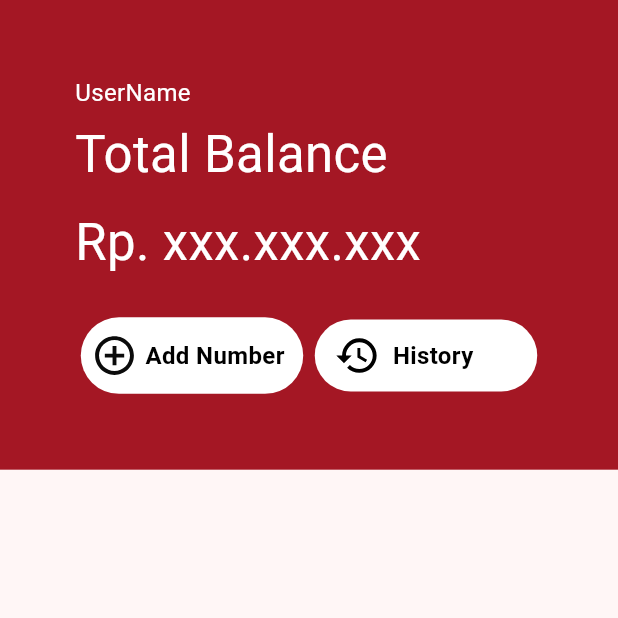
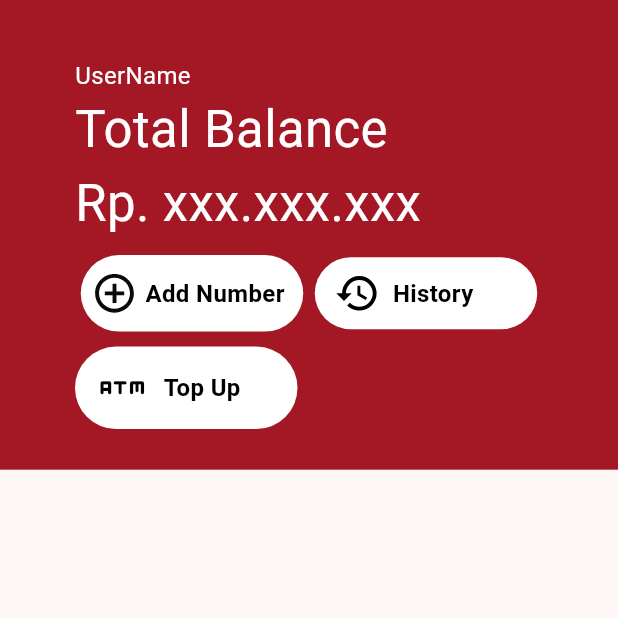
Before and after one commit to IniGabriel/ULet, a Flutter app: the TransferPage screen opened directly, on a phone screen of 412 x 824 dp, the top half of it. Run offline on Flutter 3.47's test engine with Material 3 defaults, Android fonts, the phone set to English and light mode, and no system bars; our stand-ins replace cloud_firestore, firebase_auth, firebase_core, flutter_svg, pinput; missing offline and left inert: country_flags; accounts and stored records are empty.

Commit message:
add 80% of top up page

```diff
--- a/lib/pages/transfer_page/transfer_page.dart
+++ b/lib/pages/transfer_page/transfer_page.dart
@@ -1,41 +1,18 @@
 import 'package:flutter/material.dart';
 import 'package:flutter_svg/flutter_svg.dart';
-import 'package:ulet_1/pages/home_page/home_page.dart';
-import 'package:ulet_1/pages/profile_page/profile_page.dart';
+
 import 'package:ulet_1/pages/history_page/history_page.dart';
 import 'package:ulet_1/pages/transfer_page/add_number_page.dart';
+import 'package:ulet_1/top_up/top_up.dart';
 
 class TransferPage extends StatefulWidget {
+  const TransferPage({super.key});
+
   @override
-  _TransferPageState createState() => _TransferPageState();
+  State<TransferPage> createState() => _TransferPageState();
 }
 
 class _TransferPageState extends State<TransferPage> {
-  int _selectedIndex = 1;
-
-  void _onItemTapped(int index) {
-    if (index == 0) {
-      Navigator.push(
-        context,
-        MaterialPageRoute(builder: (context) => HomePage()),
-      );
-    } else if (index == 3) {
-      Navigator.push(
-        context,
-        MaterialPageRoute(builder: (context) => HistoryPage()),
-      );
-    } else if (index == 4) {
-      Navigator.push(
-        context,
-        MaterialPageRoute(builder: (context) => ProfileScreen()),
-      );
-    } else {
-      setState(() {
-        _selectedIndex = index;
-      });
-    }
-  }
-
   @override
   Widget build(BuildContext context) {
     double screenHeight = MediaQuery.of(context).size.height;
@@ -57,6 +34,7 @@ class _TransferPageState extends State<TransferPage> {
                     mainAxisAlignment: MainAxisAlignment.center,
                     crossAxisAlignment: CrossAxisAlignment.start,
                     children: [
+                      SizedBox(height: 12),
                       Text(
                         'UserName',
                         style: TextStyle(
@@ -64,7 +42,6 @@ class _TransferPageState extends State<TransferPage> {
                           fontSize: 16,
                         ),
                       ),
-                      SizedBox(height: 5),
                       Text(
                         'Total Balance',
                         style: TextStyle(
@@ -72,7 +49,6 @@ class _TransferPageState extends State<TransferPage> {
                           fontSize: 34,
                         ),
                       ),
-                      SizedBox(height: 10),
                       Text(
                         'Rp. xxx.xxx.xxx',
                         style: TextStyle(
@@ -80,13 +56,14 @@ class _TransferPageState extends State<TransferPage> {
                           fontSize: 34,
                         ),
                       ),
-                      SizedBox(height: 25),
+                      SizedBox(height: 10),
                       Row(
                         mainAxisAlignment: MainAxisAlignment.spaceAround,
                         children: [
                           Container(
                             width: screenWidth * 0.36,
-                            padding: EdgeInsets.symmetric(horizontal: 7.0, vertical: 10.0),
+                            padding: EdgeInsets.symmetric(
+                                horizontal: 7.0, vertical: 10.0),
                             decoration: BoxDecoration(
                               color: Colors.white,
                               borderRadius: BorderRadius.circular(30.0),
@@ -98,7 +75,8 @@ class _TransferPageState extends State<TransferPage> {
                                 onTap: () {
                                   Navigator.push(
                                     context,
-                                    MaterialPageRoute(builder: (context) => AddNumberPage()),
+                                    MaterialPageRoute(
+                                        builder: (context) => AddNumberPage()),
                                   );
                                 },
                                 child: Row(
@@ -135,11 +113,13 @@ class _TransferPageState extends State<TransferPage> {
                                 onTap: () {
                                   Navigator.push(
                                     context,
-                                    MaterialPageRoute(builder: (context) => HistoryPage()),
+                                    MaterialPageRoute(
+                                        builder: (context) => HistoryPage()),
                                   );
                                 },
                                 child: Padding(
-                                  padding: const EdgeInsets.symmetric(horizontal: 14.0, vertical: 10.0),
+                                  padding: const EdgeInsets.symmetric(
+                                      horizontal: 14.0, vertical: 10.0),
                                   child: Row(
                                     children: [
                                       SvgPicture.string(
@@ -167,6 +147,49 @@ class _TransferPageState extends State<TransferPage> {
                           ),
                         ],
                       ),
+                      SizedBox(height: 10),
+                      Container(
+                        width: screenWidth * 0.36,
+                        decoration: BoxDecoration(
+                          color: Colors.white,
+                          borderRadius: BorderRadius.circular(30.0),
+                        ),
+                        child: Material(
+                          color: Colors.transparent,
+                          child: InkWell(
+                            borderRadius: BorderRadius.circular(30.0),
+                            onTap: () {
+                              Navigator.push(
+                                context,
+                                MaterialPageRoute(
+                                    builder: (context) => TopUp()),
+                              );
+                            },
+                            child: Padding(
+                              padding: const EdgeInsets.symmetric(
+                                  horizontal: 14.0, vertical: 10.0),
+                              child: Row(
+                                children: [
+                                  Icon(
+                                    Icons.atm_rounded,
+                                    color: Colors.black,
+                                    size: 35.0,
+                                  ),
+                                  SizedBox(width: 10),
+                                  Text(
+                                    'Top Up',
+                                    style: TextStyle(
+                                      color: Colors.black,
+                                      fontSize: 16,
+                                      fontWeight: FontWeight.bold,
+                                    ),
+                                  ),
+                                ],
+                              ),
+                            ),
+                          ),
+                        ),
+                      ),
                     ],
                   ),
                 ),
--- a/lib/utils/colors.dart
+++ b/lib/utils/colors.dart
@@ -2,5 +2,6 @@ import 'package:flutter/material.dart';
 
 class CustomColors {
   static const Color primaryColor = Color(0xffA41724);
+  static const Color secondaryColor = Colors.white;
   static const Color warningColor = Color(0xffcc3300);
 }
```
Also changed, not shown: lib/pages/transfer_page/add_number_page.dart (+22 -14 lines), lib/top_up/top_up.dart (added, +181 -0 lines).
